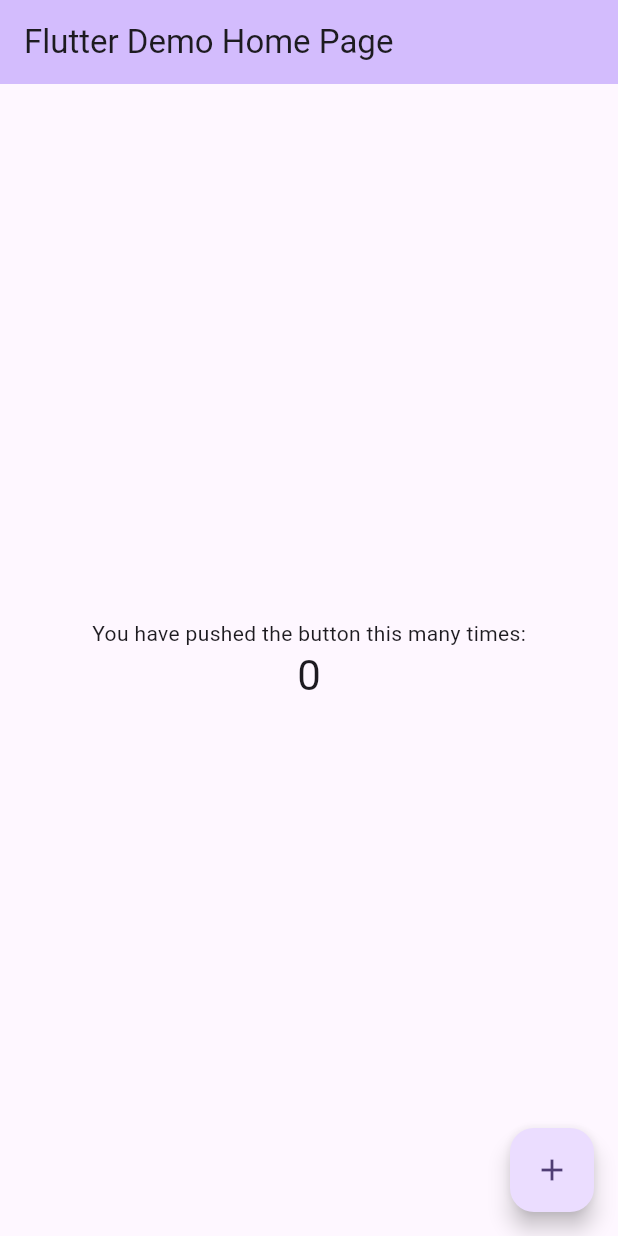
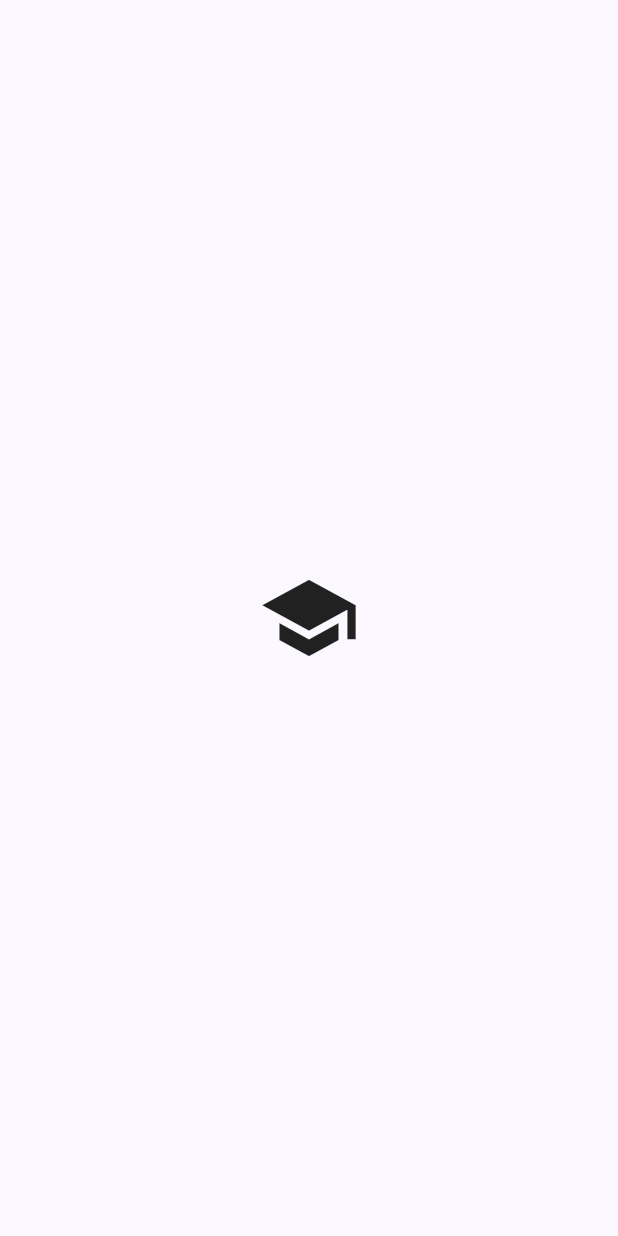
Before and after one commit to BorisDANSOU/quizmaster-groupe29, a Flutter app: the screen it shows after launch, on a phone screen of 412 x 824 dp. Run offline on Flutter 3.47's test engine with Material 3 defaults, Android fonts, the phone set to English and light mode, and no system bars; our stand-ins replace go_router.

Commit message:
preparing clean folder structure

```diff
--- /dev/null
+++ b/quizmaster_mobile/lib/core/app_router.dart
@@ -0,0 +1,24 @@
+import 'package:go_router/go_router.dart';
+import 'package:quizmaster_mobile/presentation/screens/home_screen.dart';
+import 'package:quizmaster_mobile/presentation/screens/login_screen.dart';
+import 'package:quizmaster_mobile/presentation/screens/profile_screen.dart';
+import 'package:quizmaster_mobile/presentation/screens/quiz_screen.dart';
+import 'package:quizmaster_mobile/presentation/screens/result_screen.dart';
+import 'package:quizmaster_mobile/presentation/screens/signup_screen.dart';
+import 'package:quizmaster_mobile/presentation/screens/splash_screen.dart';
+
+final GoRouter routes = GoRouter(
+  initialLocation: "/splash",
+  routes: <RouteBase>[
+    GoRoute(path: '/splash', builder: (context, state) => const SplashScreen()),
+    GoRoute(path: '/home', builder: (context, state) => const HomeScreen()),
+    GoRoute(path: '/quiz', builder: (context, state) => const QuizScreen()),
+    GoRoute(path: "/result", builder: (context, state) => const ResultScreen()),
+    GoRoute(
+      path: "/profile",
+      builder: (context, state) => const ProfileScreen(),
+    ),
+    GoRoute(path: "/login", builder: (context, state) => const LoginScreen()),
+    GoRoute(path: "/signup", builder: (context, state) => const SignupScreen()),
+  ],
+);
--- a/quizmaster_mobile/lib/main.dart
+++ b/quizmaster_mobile/lib/main.dart
@@ -1,4 +1,6 @@
 import 'package:flutter/material.dart';
+import 'package:quizmaster_mobile/core/app_router.dart';
+import 'package:quizmaster_mobile/presentation/screens/splash_screen.dart';
 
 void main() {
   runApp(const MyApp());
@@ -10,113 +12,15 @@ class MyApp extends StatelessWidget {
   // This widget is the root of your application.
   @override
   Widget build(BuildContext context) {
-    return MaterialApp(
-      title: 'Flutter Demo',
+    return MaterialApp.router(
+      title: 'Quiz Master',
+      debugShowCheckedModeBanner: false,
       theme: ThemeData(
-        // This is the theme of your application.
-        //
-        // TRY THIS: Try running your application with "flutter run". You'll see
-        // the application has a purple toolbar. Then, without quitting the app,
-        // try changing the seedColor in the colorScheme below to Colors.green
-        // and then invoke "hot reload" (save your changes or press the "hot
-        // reload" button in a Flutter-supported IDE, or press "r" if you used
-        // the command line to start the app).
-        //
-        // Notice that the counter didn't reset back to zero; the application
-        // state is not lost during the reload. To reset the state, use hot
-        // restart instead.
-        //
-        // This works for code too, not just values: Most code changes can be
-        // tested with just a hot reload.
-        colorScheme: .fromSeed(seedColor: Colors.deepPurple),
+        colorScheme: ColorScheme.fromSeed(seedColor: const Color(0xFF001EFF)),
       ),
-      home: const MyHomePage(title: 'Flutter Demo Home Page'),
+      darkTheme: ThemeData.dark(useMaterial3: true),
+      themeMode: ThemeMode.light,
+      routerConfig: routes,
     );
   }
 }
-
-class MyHomePage extends StatefulWidget {
-  const MyHomePage({super.key, required this.title});
-
-  // This widget is the home page of your application. It is stateful, meaning
-  // that it has a State object (defined below) that contains fields that affect
-  // how it looks.
-
-  // This class is the configuration for the state. It holds the values (in this
-  // case the title) provided by the parent (in this case the App widget) and
-  // used by the build method of the State. Fields in a Widget subclass are
-  // always marked "final".
-
-  final String title;
-
-  @override
-  State<MyHomePage> createState() => _MyHomePageState();
-}
-
-class _MyHomePageState extends State<MyHomePage> {
-  int _counter = 0;
-
-  void _incrementCounter() {
-    setState(() {
-      // This call to setState tells the Flutter framework that something has
-      // changed in this State, which causes it to rerun the build method below
-      // so that the display can reflect the updated values. If we changed
-      // _counter without calling setState(), then the build method would not be
-      // called again, and so nothing would appear to happen.
-      _counter++;
-    });
-  }
-
-  @override
-  Widget build(BuildContext context) {
-    // This method is rerun every time setState is called, for instance as done
-    // by the _incrementCounter method above.
-    //
-    // The Flutter framework has been optimized to make rerunning build methods
-    // fast, so that you can just rebuild anything that needs updating rather
-    // than having to individually change instances of widgets.
-    return Scaffold(
-      appBar: AppBar(
-        // TRY THIS: Try changing the color here to a specific color (to
-        // Colors.amber, perhaps?) and trigger a hot reload to see the AppBar
-        // change color while the other colors stay the same.
-        backgroundColor: Theme.of(context).colorScheme.inversePrimary,
-        // Here we take the value from the MyHomePage object that was created by
-        // the App.build method, and use it to set our appbar title.
-        title: Text(widget.title),
-      ),
-      body: Center(
-        // Center is a layout widget. It takes a single child and positions it
-        // in the middle of the parent.
-        child: Column(
-          // Column is also a layout widget. It takes a list of children and
-          // arranges them vertically. By default, it sizes itself to fit its
-          // children horizontally, and tries to be as tall as its parent.
-          //
-          // Column has various properties to control how it sizes itself and
-          // how it positions its children. Here we use mainAxisAlignment to
-          // center the children vertically; the main axis here is the vertical
-          // axis because Columns are vertical (the cross axis would be
-          // horizontal).
-          //
-          // TRY THIS: Invoke "debug painting" (choose the "Toggle Debug Paint"
-          // action in the IDE, or press "p" in the console), to see the
-          // wireframe for each widget.
-          mainAxisAlignment: .center,
-          children: [
-            const Text('You have pushed the button this many times:'),
-            Text(
-              '$_counter',
-              style: Theme.of(context).textTheme.headlineMedium,
-            ),
-          ],
-        ),
-      ),
-      floatingActionButton: FloatingActionButton(
-        onPressed: _incrementCounter,
-        tooltip: 'Increment',
-        child: const Icon(Icons.add),
-      ),
-    );
-  }
-}
--- /dev/null
+++ b/quizmaster_mobile/lib/presentation/screens/splash_screen.dart
@@ -0,0 +1,10 @@
+import 'package:flutter/material.dart';
+
+class SplashScreen extends StatelessWidget {
+  const SplashScreen({super.key});
+
+  @override
+  Widget build(BuildContext context) {
+    return Scaffold(body: Center(child: Icon(Icons.school, size: 68)));
+  }
+}
--- a/quizmaster_mobile/pubspec.yaml
+++ b/quizmaster_mobile/pubspec.yaml
@@ -34,6 +34,7 @@ dependencies:
   # The following adds the Cupertino Icons font to your application.
   # Use with the CupertinoIcons class for iOS style icons.
   cupertino_icons: ^1.0.8
+  go_router: ^18.0.1
 
 dev_dependencies:
   flutter_test:
```
Also changed, not shown: quizmaster_mobile/lib/presentation/screens/explore_screen.dart (added, +10 -0 lines), quizmaster_mobile/lib/presentation/screens/home_screen.dart (added, +10 -0 lines), quizmaster_mobile/lib/presentation/screens/leaderboard_screen.dart (added, +10 -0 lines), quizmaster_mobile/lib/presentation/screens/login_screen.dart (added, +10 -0 lines), quizmaster_mobile/lib/presentation/screens/profile_screen.dart (added, +10 -0 lines), quizmaster_mobile/lib/presentation/screens/quiz_screen.dart (added, +10 -0 lines), quizmaster_mobile/lib/presentation/screens/result_screen.dart (added, +10 -0 lines), quizmaster_mobile/lib/presentation/screens/signup_screen.dart (added, +10 -0 lines), quizmaster_cli/pubspec.lock, quizmaster_mobile/pubspec.lock.
